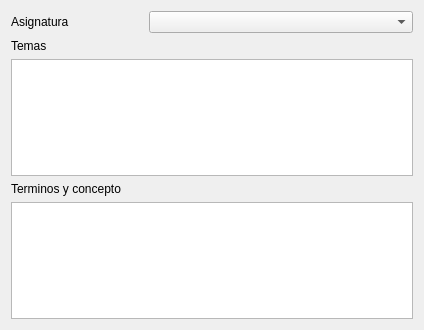
Qt form listaform.ui (LuisCOD369/AskMe) before a commit.
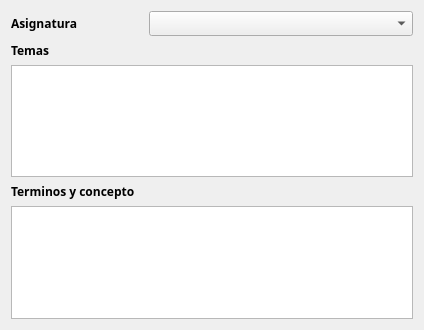
The same form after that commit.

```diff
--- a/listaform.ui
+++ b/listaform.ui
@@ -18,13 +18,27 @@
     <layout class="QVBoxLayout" name="verticalLayout_2">
      <item>
       <widget class="QLabel" name="label_2">
+       <property name="font">
+        <font>
+         <family>Sitka Small</family>
+         <weight>75</weight>
+         <italic>false</italic>
+         <bold>true</bold>
+        </font>
+       </property>
        <property name="text">
         <string>Temas</string>
        </property>
       </widget>
      </item>
      <item>
-      <widget class="QTableWidget" name="tblTemas"/>
+      <widget class="QTableWidget" name="tblTemas">
+       <property name="font">
+        <font>
+         <family>Segoe Print</family>
+        </font>
+       </property>
+      </widget>
      </item>
     </layout>
    </item>
@@ -32,25 +46,55 @@
     <layout class="QVBoxLayout" name="verticalLayout">
      <item>
       <widget class="QLabel" name="label_3">
+       <property name="font">
+        <font>
+         <family>Sitka Small</family>
+         <weight>75</weight>
+         <italic>false</italic>
+         <bold>true</bold>
+        </font>
+       </property>
        <property name="text">
         <string>Terminos y concepto</string>
        </property>
       </widget>
      </item>
      <item>
-      <widget class="QTableWidget" name="tblTerminos"/>
+      <widget class="QTableWidget" name="tblTerminos">
+       <property name="font">
+        <font>
+         <family>Segoe Print</family>
+        </font>
+       </property>
+      </widget>
      </item>
     </layout>
    </item>
    <item row="0" column="0">
     <widget class="QLabel" name="label">
+     <property name="font">
+      <font>
+       <family>Sitka Small</family>
+       <weight>75</weight>
+       <italic>false</italic>
+       <bold>true</bold>
+      </font>
+     </property>
      <property name="text">
       <string>Asignatura</string>
      </property>
     </widget>
    </item>
    <item row="0" column="1" colspan="2">
-    <widget class="QComboBox" name="cmbAsignaturas"/>
+    <widget class="QComboBox" name="cmbAsignaturas">
+     <property name="font">
+      <font>
+       <family>Artifakt Element</family>
+       <weight>75</weight>
+       <bold>true</bold>
+      </font>
+     </property>
+    </widget>
    </item>
   </layout>
  </widget>
```
